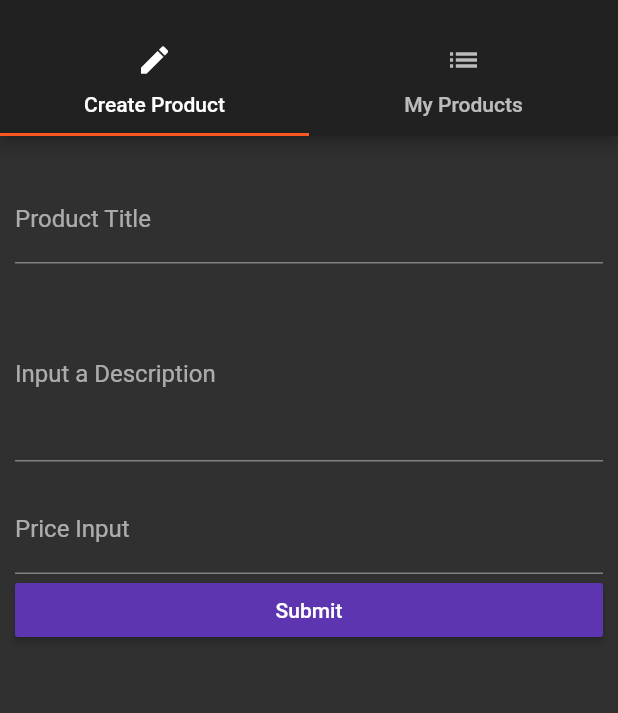
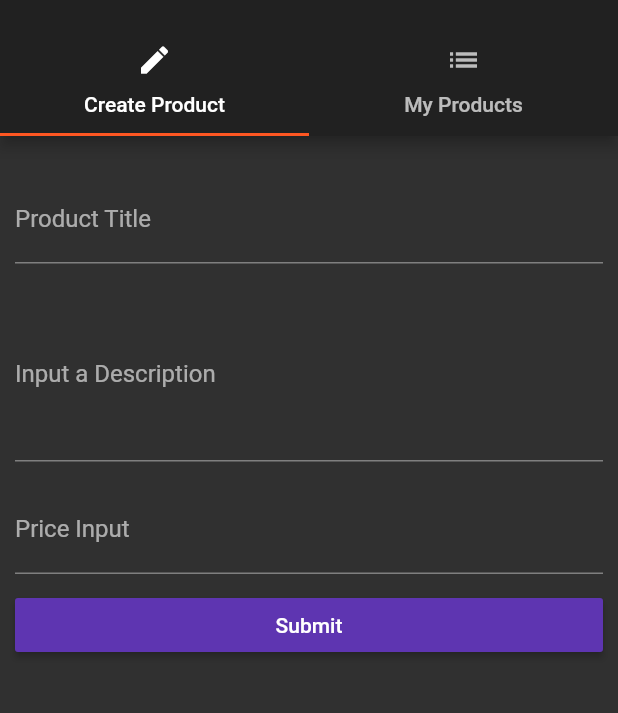
Before and after one commit to Sigkar/First_Flutter_Application, a Flutter app: the ProductAdminPage screen opened by its route, on a phone screen of 412 x 824 dp, the part 59-772 px from its top. Run offline on Flutter 3.47's test engine with Material 2 defaults, Android fonts, the phone set to English and light mode, and no system bars; network calls fail; statements that could not run were skipped.

```diff
--- a/lib/products/product_create.dart
+++ b/lib/products/product_create.dart
@@ -58,7 +58,19 @@ class _ProductCreatePageState extends State<ProductCreatePage> {
               }); // SetState
             }, // On Changed Function (String Input)
           ), // Text Field
-
+            /* Can also do this :)
+             *  onPressed: () {
+              final product = {
+                'title': ttlVal,
+                'description': dscVal,
+                'price': prcVal
+              };
+              widget.addProduct(product);
+            },
+             */
+          SizedBox(
+            height: 10.0
+          ),
           RaisedButton(
             child: Text("Submit"),
             onPressed: ((){
@@ -69,6 +81,7 @@ class _ProductCreatePageState extends State<ProductCreatePage> {
                 'image': 'https://picsum.photos/500/300/?image=967'
               };
               widget.addProduct(product);
+              Navigator.pushReplacementNamed(context, "/");
             }),
           ),
         ], // Children Widget
```
Also changed, not shown: lib/main.dart (+4 -3 lines), lib/pages/auth.dart (+39 -7 lines), lib/pages/product.dart (+9 -2 lines), flutter_02.png (added).
